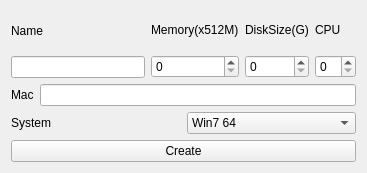
Above: yun_manager_client/definedetail.ui from jasonlinuxzhang/cloud_manager_client before the change. Below: the same form after it.
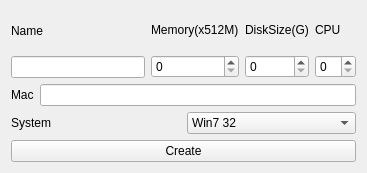
That is the form after the change.

```diff
--- a/yun_manager_client/definedetail.ui
+++ b/yun_manager_client/definedetail.ui
@@ -101,7 +101,7 @@
       <widget class="QComboBox" name="comboBoxSystem">
        <item>
         <property name="text">
-         <string>Win7 64</string>
+         <string>Win7 32</string>
         </property>
        </item>
        <item>
```
